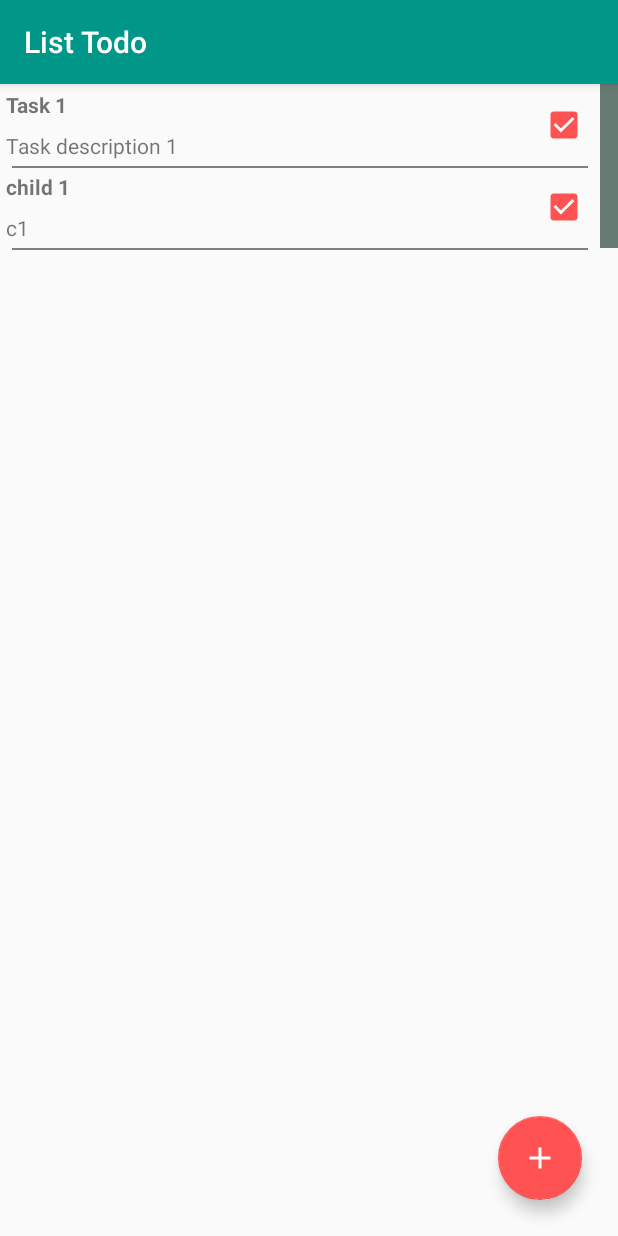
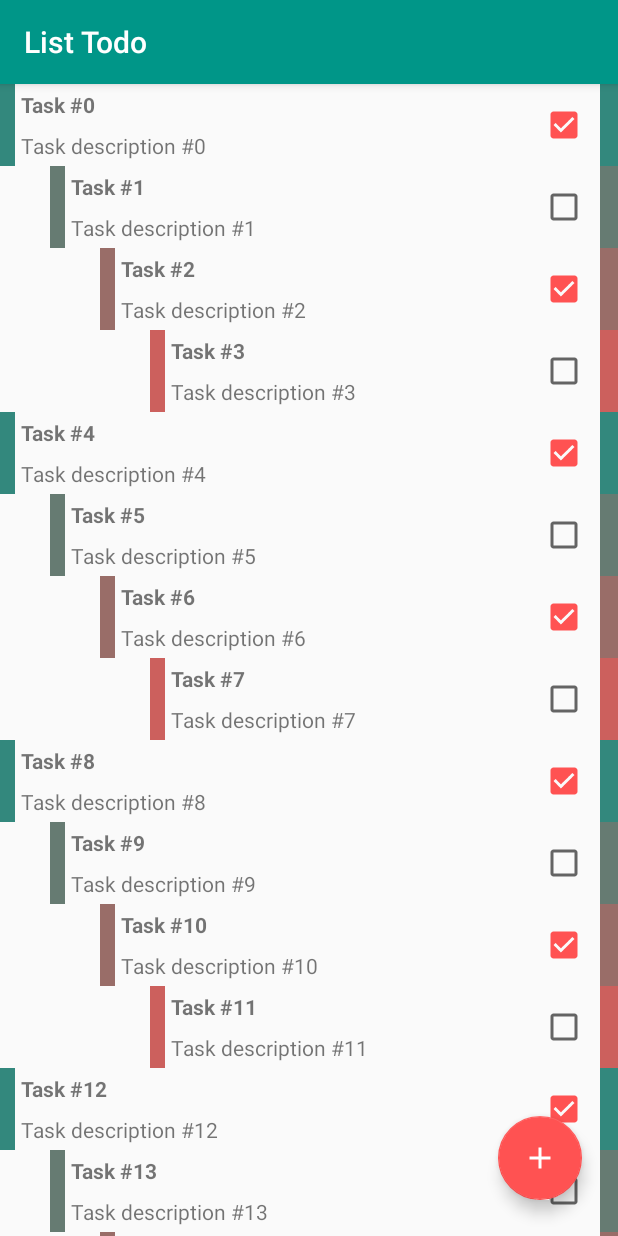
Before and after one commit to ebozkurt93/listtodo, an Android app: the screen it shows after launch (AllListActivity), on a phone screen of 412 x 824 dp. Run offline under Robolectric (Android 15) with nearby library versions, the phone set to English and light mode, and no system bars.

Commit message:
subtasking ui partially done, needs tons of refining

```diff
--- a/app/src/main/java/ebozkurt/listtodo/AllListFragment.java
+++ b/app/src/main/java/ebozkurt/listtodo/AllListFragment.java
@@ -17,6 +17,7 @@ import android.view.View;
 import android.view.ViewGroup;
 import android.widget.CheckBox;
 import android.widget.CompoundButton;
+import android.widget.LinearLayout;
 import android.widget.TextView;
 
 
@@ -54,8 +55,7 @@ public class AllListFragment extends Fragment {
         mTaskRecyclerView = (RecyclerView) view
                 .findViewById(R.id.fragment_all_tasks_list_recycler_view);
         mTaskRecyclerView.setLayoutManager(new LinearLayoutManager(getActivity()));
-        mTaskRecyclerView.addItemDecoration(new SimpleDividerItemDecoration(getResources()));
-
+        //mTaskRecyclerView.addItemDecoration(new SimpleDividerItemDecoration(getResources())); //todo fix divider later
 
         final FloatingActionButton mAddTaskFloatingActionButton = (FloatingActionButton) view.findViewById(R.id.fragment_all_tasks_list_add_task_floating_action_button);
         mAddTaskFloatingActionButton.setOnClickListener(new View.OnClickListener() {
@@ -127,6 +127,8 @@ public class AllListFragment extends Fragment {
         private TextView mDescriptionTextView;
         private CheckBox mDoneCheckBox;
         private View mPriorityView;
+        private View mDepthView;
+        private LinearLayout mLayout;
         //private FloatingActionButton mFloatingActionButton;
 
         public TaskHolder(View itemView) {
@@ -136,6 +138,9 @@ public class AllListFragment extends Fragment {
             mDescriptionTextView = (TextView) itemView.findViewById(R.id.list_item_task_description_text_view);
             mDoneCheckBox = (CheckBox) itemView.findViewById(R.id.list_item_task_done_check_box);
             mPriorityView = (View) itemView.findViewById(R.id.list_item_task_priority_view);
+            mDepthView = (View) itemView.findViewById(R.id.list_item_task_depth);
+            mLayout = (LinearLayout) itemView.findViewById(R.id.list_item_task);
+
         }
 
         public void bindTask(Task task) {
@@ -144,6 +149,25 @@ public class AllListFragment extends Fragment {
             mDescriptionTextView.setText(mTask.getDescription());
             mDoneCheckBox.setChecked(mTask.isDone());
             setPriorityColor(mTask);
+            mLayout.setPadding(mTask.getDepth() * 50, 0, 0, 0);
+            //mDepthView.setBackgroundColor(30 * mTask.getDepth());
+            int s = 0;
+//todo change colors here
+            switch(mTask.getDepth()){
+                case 0:
+                    s = ContextCompat.getColor(getContext(), R.color.priority0);
+                    break;
+                case 1:
+                    s = ContextCompat.getColor(getContext(), R.color.priority1);
+                    break;
+                case 2:
+                    s = ContextCompat.getColor(getContext(), R.color.priority2);
+                    break;
+                case 3:
+                    s = ContextCompat.getColor(getContext(), R.color.priority3);
+                    break;
+            }
+            mDepthView.setBackgroundColor(s);
             //mPriorityView.setBackgroundColor(244);
         }
 
--- a/app/src/main/java/ebozkurt/listtodo/TaskLab.java
+++ b/app/src/main/java/ebozkurt/listtodo/TaskLab.java
@@ -22,16 +22,18 @@ public class TaskLab {
 
     private TaskLab(Context context) {
         mTasks = new ArrayList<>();
-/*
+
         for (int i = 0; i < 20; i++) {
             Task task = new Task();
             task.setTitle("Task #" + i);
             task.setDescription("Task description #" + i);
             task.setDone(i % 2 == 0); //every other task will be done
             task.setPriority(i % 4);
+            task.setDepth(i % 4);
             mTasks.add(task);
         }
-*/
+
+        /*
         Task task = new Task();
         Task c1 = new Task();
 
@@ -56,11 +58,7 @@ public class TaskLab {
 
         //task.addChildTask(c1);
         mTasks.add(c1);
-
-
-
-
-
+*/
 
     }
 
--- a/app/src/main/res/layout/list_item_task.xml
+++ b/app/src/main/res/layout/list_item_task.xml
@@ -1,10 +1,15 @@
 <?xml version="1.0" encoding="utf-8"?>
 <LinearLayout xmlns:android="http://schemas.android.com/apk/res/android"
               xmlns:tools="http://schemas.android.com/tools"
+              android:id="@+id/list_item_task"
               android:layout_width="match_parent"
               android:layout_height="wrap_content"
               android:orientation="horizontal">
-
+<View
+    android:id="@+id/list_item_task_depth"
+    android:layout_width="10dp"
+    android:layout_height="match_parent"
+    android:background="@color/colorAccent"/>
     <LinearLayout
         android:orientation="vertical"
         android:layout_width="match_parent"
```
